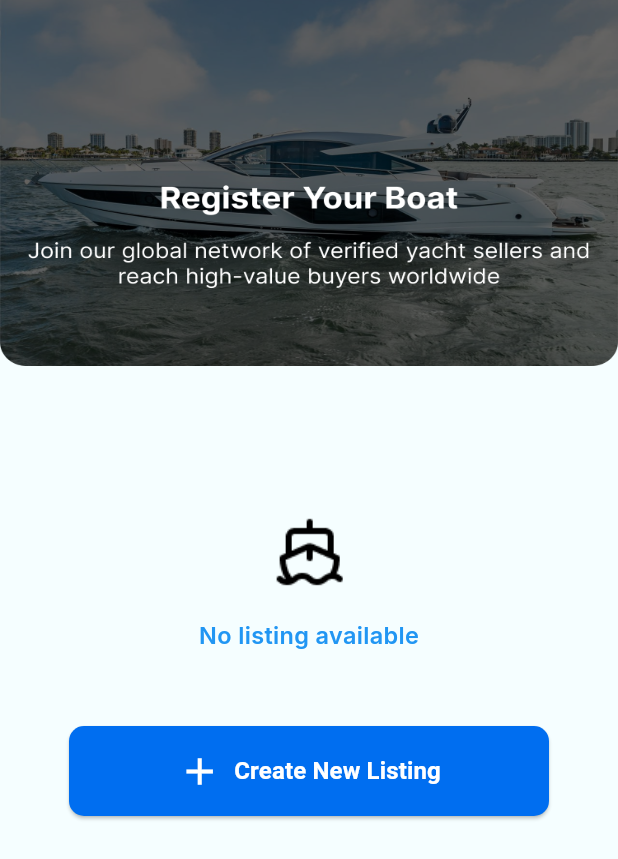
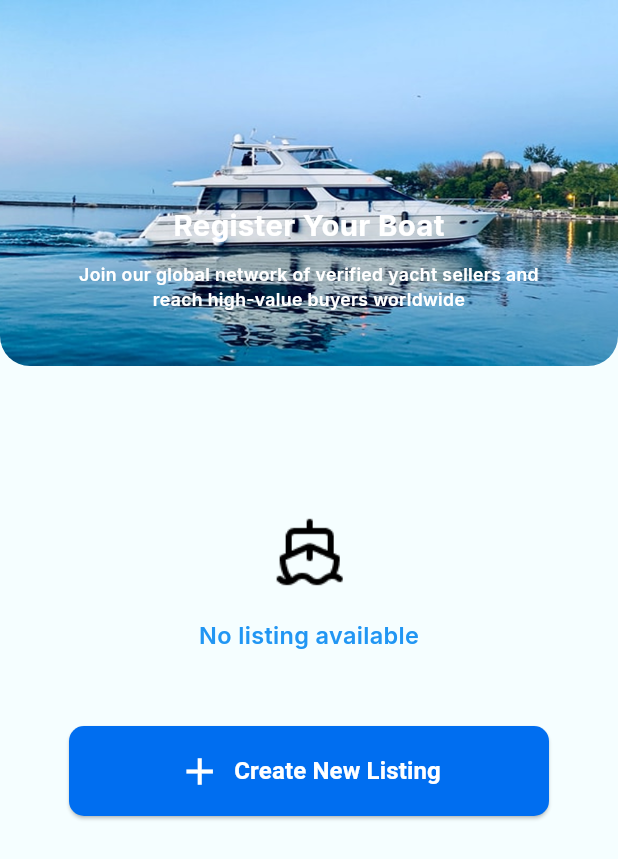
Before and after one commit to Dev-Ninjas-Backup/diaz1234567890, a Flutter app: the SellScreen screen opened directly, on a phone screen of 412 x 824 dp. Shown: the top 859 px of the screen. Run offline on Flutter 3.47's test engine with Material 3 defaults, Android fonts, the phone set to English and light mode, and no system bars; our stand-ins replace flutter_easyloading, flutter_screenutil, get, google_fonts, image_picker, pinput.

Commit message:
update all screen

```diff
--- a/lib/features/details/screen/details_screen.dart
+++ b/lib/features/details/screen/details_screen.dart
@@ -26,6 +26,7 @@ class DetailsScreen extends StatelessWidget {
             const DetailsSpecifications(),
             const DetailsDescription(),
             const DetailsMapSection(),
+            const SizedBox(height: 50),
           ],
         ),
       ),
--- a/lib/features/details/widgets/details_description.dart
+++ b/lib/features/details/widgets/details_description.dart
@@ -18,7 +18,7 @@ class DetailsDescription extends StatelessWidget {
           const SizedBox(height: 8),
           const Text(
             'Note: ONLY 1600 HOURS WITH EXTENDED WARRANTY UNTIL MAY 2025 OR 2700 HOURS',
-            style: TextStyle(fontWeight: FontWeight.bold, fontSize: 13),
+            style: TextStyle(fontWeight: FontWeight.normal, fontSize: 13),
           ),
           const SizedBox(height: 6),
           const Text(
--- a/lib/features/package/widgets/listing_preview_card.dart
+++ b/lib/features/package/widgets/listing_preview_card.dart
@@ -13,6 +13,7 @@ class ListingPreviewCard extends StatelessWidget {
         border: Border.all(color: Colors.grey.shade300, width: 2),
         boxShadow: [
           BoxShadow(
+            // ignore: deprecated_member_use
             color: Colors.black.withOpacity(0.1),
             spreadRadius: 2,
             blurRadius: 8,
--- a/lib/features/sell/screen/sell_screen.dart
+++ b/lib/features/sell/screen/sell_screen.dart
@@ -20,13 +20,43 @@ class SellScreen extends StatelessWidget {
           crossAxisAlignment: CrossAxisAlignment.start,
           children: [
             Stack(
+              alignment: Alignment.center,
               children: [
-                Image.asset(
-                  Imagepath.registerBoatImage,
-                  height: 244,
-                  width: double.infinity,
-                  fit: BoxFit.fill,
+                ClipRRect(
+                  borderRadius: const BorderRadius.only(
+                    bottomLeft: Radius.circular(20.0),
+                    bottomRight: Radius.circular(20.0),
+                  ),
+                  child: Image.asset(
+                    Imagepath.ship2,
+                    height: 244,
+                    width: double.infinity,
+                    fit: BoxFit.fill,
+                  ),
                 ),
+                Padding(
+                  padding: const EdgeInsets.symmetric(horizontal: 16.0),
+                  child: Column(
+                    mainAxisAlignment: MainAxisAlignment.center,
+                    children: [
+                      const SizedBox(height: 100), // Move text down
+                      Text(
+                        "Register Your Boat",
+                        style: getTextStyle(
+                            fontSize: 20, // Smaller size
+                            color: Colors.white,
+                            fontWeight: FontWeight.bold),
+                      ),
+                      const SizedBox(height: 10),
+                      Text(
+                        "Join our global network of verified yacht sellers and\nreach high-value buyers worldwide",
+                        textAlign: TextAlign.center,
+                        style: getTextStyle(
+                            fontSize: 12, color: Colors.white), // Smaller size
+                      ),
+                    ],
+                  ),
+                )
               ],
             ),
 
```
Also changed, not shown: lib/features/details/widgets/details_map_section.dart (+4 -3 lines), lib/features/details/widgets/details_specifications.dart (+4 -4 lines), assets/images/listingFrame.png (deleted).
